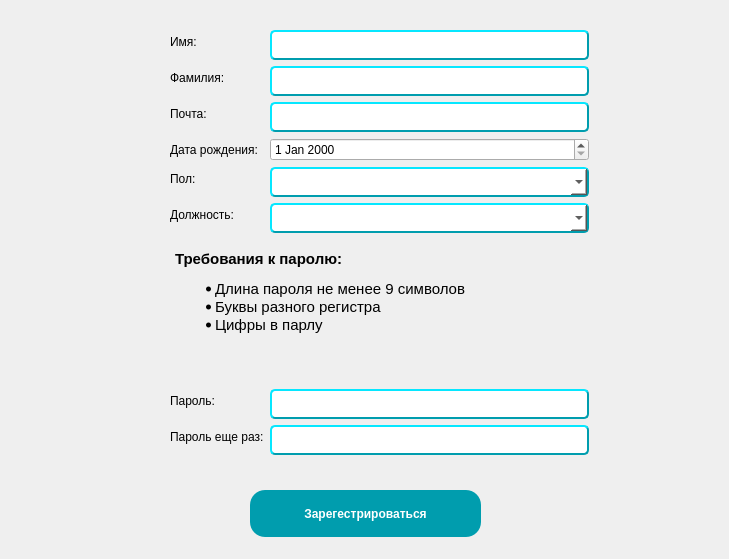
Qt form ui/create_account.ui (OCCCAS/Yandex) before a commit.
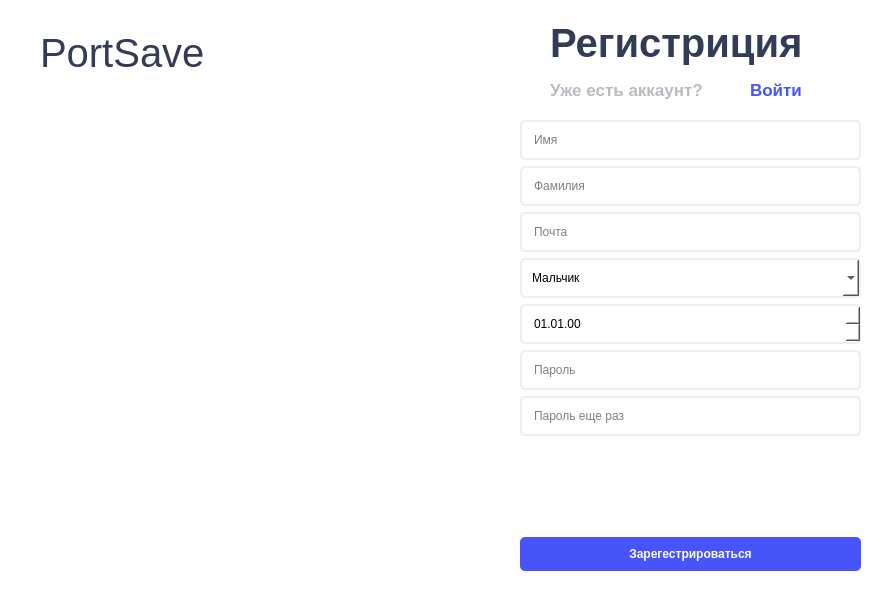
The same form after that commit. Icons and pictures are not drawn.

Commit message: build: style changes

Diff of the .ui file:
```diff
--- a/ui/create_account.ui
+++ b/ui/create_account.ui
@@ -6,159 +6,152 @@
    <rect>
     <x>0</x>
     <y>0</y>
-    <width>729</width>
-    <height>559</height>
+    <width>887</width>
+    <height>599</height>
    </rect>
   </property>
+  <property name="font">
+   <font>
+    <weight>50</weight>
+    <bold>false</bold>
+   </font>
+  </property>
   <property name="windowTitle">
    <string>Form</string>
   </property>
   <property name="autoFillBackground">
-   <bool>true</bool>
+   <bool>false</bool>
   </property>
   <property name="styleSheet">
-   <string notr="true">backgound: white;</string>
+   <string notr="true">background-color: white;</string>
   </property>
-  <widget class="QPushButton" name="btn_create_account">
+  <widget class="QWidget" name="verticalLayoutWidget">
    <property name="geometry">
     <rect>
-     <x>250</x>
-     <y>490</y>
-     <width>231</width>
-     <height>47</height>
+     <x>520</x>
+     <y>120</y>
+     <width>341</width>
+     <height>451</height>
     </rect>
    </property>
-   <property name="font">
-    <font>
-     <weight>75</weight>
-     <bold>true</bold>
-    </font>
-   </property>
-   <property name="styleSheet">
-    <string notr="true">padding: 10px 10px;
-background-color: #009dae;
-border-width: 2px;
-border-radius: 15px;
-color: white;
-</string>
-   </property>
-   <property name="text">
-    <string>Зарегестрироваться</string>
-   </property>
-  </widget>
-  <widget class="QLabel" name="lbl_error">
-   <property name="geometry">
-    <rect>
-     <x>40</x>
-     <y>440</y>
-     <width>421</width>
-     <height>21</height>
-    </rect>
-   </property>
-   <property name="styleSheet">
-    <string notr="true">color: red;</string>
-   </property>
-   <property name="text">
-    <string/>
-   </property>
-  </widget>
-  <widget class="QWidget" name="">
-   <property name="geometry">
-    <rect>
-     <x>170</x>
-     <y>30</y>
-     <width>419</width>
-     <height>425</height>
-    </rect>
-   </property>
-   <layout class="QFormLayout" name="formLayout">
-    <item row="0" column="1">
+   <layout class="QVBoxLayout" name="verticalLayout">
+    <item>
      <widget class="QLineEdit" name="edit_name">
       <property name="styleSheet">
        <string notr="true">background-color: #ffffff;
-border-width: 2px;
 border-radius: 5px;
 color: black;
-padding: 5px 5px;
-border-color: #009dae;
-border-width: 2px;
-border-style: outset;
+padding: 10px;
+border: 2px solid #eeeeee;
+
 </string>
       </property>
-     </widget>
-    </item>
-    <item row="1" column="0">
-     <widget class="QLabel" name="label_5">
-      <property name="text">
-       <string>Фамилия:</string>
+      <property name="placeholderText">
+       <string>Имя</string>
       </property>
      </widget>
     </item>
-    <item row="1" column="1">
+    <item>
      <widget class="QLineEdit" name="edit_surname">
       <property name="styleSheet">
        <string notr="true">background-color: #ffffff;
-border-width: 2px;
 border-radius: 5px;
 color: black;
-padding: 5px 5px;
-border-color: #009dae;
-border-width: 2px;
-border-style: outset;
+padding: 10px;
+border: 2px solid #eeeeee;
+
 </string>
       </property>
-     </widget>
-    </item>
-    <item row="2" column="0">
-     <widget class="QLabel" name="label_4">
-      <property name="text">
-       <string>Почта:</string>
+      <property name="placeholderText">
+       <string>Фамилия</string>
       </property>
      </widget>
     </item>
-    <item row="2" column="1">
+    <item>
      <widget class="QLineEdit" name="edit_email">
       <property name="styleSheet">
        <string notr="true">background-color: #ffffff;
-border-width: 2px;
 border-radius: 5px;
 color: black;
-padding: 5px 5px;
-border-color: #009dae;
-border-width: 2px;
-border-style: outset;
+padding: 10px;
+border: 2px solid #eeeeee;
+
 </string>
       </property>
+      <property name="placeholderText">
+       <string>Почта</string>
+      </property>
      </widget>
     </item>
-    <item row="3" column="0">
-     <widget class="QLabel" name="label_6">
-      <property name="text">
-       <string>Дата рождения:</string>
+    <item>
+     <widget class="QComboBox" name="cmb_gender">
+      <property name="styleSheet">
+       <string notr="true">background-color: #ffffff;
+border-radius: 5px;
+color: black;
+padding: 10px;
+border: 2px solid #eeeeee;
+
+</string>
       </property>
+      <property name="locale">
+       <locale language="Russian" country="Russia"/>
+      </property>
+      <property name="editable">
+       <bool>false</bool>
+      </property>
+      <property name="insertPolicy">
+       <enum>QComboBox::InsertAtTop</enum>
+      </property>
+      <property name="iconSize">
+       <size>
+        <width>16</width>
+        <height>16</height>
+       </size>
+      </property>
+      <property name="duplicatesEnabled">
+       <bool>false</bool>
+      </property>
+      <property name="frame">
+       <bool>true</bool>
+      </property>
+      <item>
+       <property name="text">
+        <string>Мальчик</string>
+       </property>
+      </item>
+      <item>
+       <property name="text">
+        <string>Девочка</string>
+       </property>
+      </item>
      </widget>
     </item>
-    <item row="3" column="1">
+    <item>
      <widget class="QDateEdit" name="dtchoice_birthday">
+      <property name="font">
+       <font>
+        <kerning>false</kerning>
+       </font>
+      </property>
       <property name="styleSheet">
        <string notr="true">background-color: #ffffff;
-border-width: 2px;
 border-radius: 5px;
 color: black;
-padding: 5px 5px;
-border-color: #009dae;
-border-width: 2px;
-border-style: outset;
-QComboBox QAbstractItemView {
-  color: rgb(85, 170, 255);	
-  background-color: #373e4e;
-  padding: 10px;
-  selection-background-color: rgb(39, 44, 54);
-}</string>
+padding: 10px;
+border: 2px solid #eeeeee;
+
+</string>
+      </property>
+      <property name="alignment">
+       <set>Qt::AlignLeading|Qt::AlignLeft|Qt::AlignVCenter</set>
       </property>
       <property name="currentSection">
        <enum>QDateTimeEdit::DaySection</enum>
       </property>
+      <property name="displayFormat">
+       <string>dd.MM.yy</string>
+      </property>
       <property name="calendarPopup">
        <bool>false</bool>
       </property>
@@ -170,158 +163,202 @@
       </property>
      </widget>
     </item>
-    <item row="4" column="0">
-     <widget class="QLabel" name="label_7">
-      <property name="text">
-       <string>Пол:</string>
-      </property>
-     </widget>
-    </item>
-    <item row="4" column="1">
-     <widget class="QComboBox" name="cmb_gender">
-      <property name="styleSheet">
-       <string notr="true">background-color: #ffffff;
-border-width: 2px;
-border-radius: 5px;
-color: black;
-padding: 5px 5px;
-border-color: #009dae;
-border-width: 2px;
-border-style: outset;
-</string>
-      </property>
-      <property name="locale">
-       <locale language="Russian" country="Russia"/>
-      </property>
-      <property name="currentText">
-       <string/>
-      </property>
-     </widget>
-    </item>
-    <item row="5" column="0">
-     <widget class="QLabel" name="label_8">
-      <property name="text">
-       <string>Должность:</string>
-      </property>
-     </widget>
-    </item>
-    <item row="5" column="1">
-     <widget class="QComboBox" name="cmb_post">
-      <property name="styleSheet">
-       <string notr="true">background-color: #ffffff;
-border-width: 2px;
-border-radius: 5px;
-color: black;
-padding: 5px 5px;
-border-color: #009dae;
-border-width: 2px;
-border-style: outset;
-</string>
-      </property>
-     </widget>
-    </item>
-    <item row="7" column="0">
-     <spacer name="verticalSpacer_2">
-      <property name="orientation">
-       <enum>Qt::Vertical</enum>
-      </property>
-      <property name="sizeHint" stdset="0">
-       <size>
-        <width>20</width>
-        <height>40</height>
-       </size>
-      </property>
-     </spacer>
-    </item>
-    <item row="8" column="0" colspan="2">
-     <widget class="QTextBrowser" name="textBrowser">
-      <property name="styleSheet">
-       <string notr="true">background-color: rgba(0, 0, 0, 0);</string>
-      </property>
-      <property name="html">
-       <string>&lt;!DOCTYPE HTML PUBLIC &quot;-//W3C//DTD HTML 4.0//EN&quot; &quot;http://www.w3.org/TR/REC-html40/strict.dtd&quot;&gt;
-&lt;html&gt;&lt;head&gt;&lt;meta name=&quot;qrichtext&quot; content=&quot;1&quot; /&gt;&lt;style type=&quot;text/css&quot;&gt;
-p, li { white-space: pre-wrap; }
-&lt;/style&gt;&lt;/head&gt;&lt;body style=&quot; font-family:'Ubuntu'; font-size:11pt; font-weight:400; font-style:normal;&quot;&gt;
-&lt;p style=&quot; margin-top:0px; margin-bottom:0px; margin-left:0px; margin-right:0px; -qt-block-indent:0; text-indent:0px;&quot;&gt;&lt;span style=&quot; font-weight:600;&quot;&gt;Требования к паролю:&lt;/span&gt;&lt;/p&gt;
-&lt;ul style=&quot;margin-top: 0px; margin-bottom: 0px; margin-left: 0px; margin-right: 0px; -qt-list-indent: 1;&quot;&gt;&lt;li style=&quot; margin-top:12px; margin-bottom:0px; margin-left:0px; margin-right:0px; -qt-block-indent:0; text-indent:0px;&quot;&gt;Длина пароля не менее 9 символов&lt;/li&gt;
-&lt;li style=&quot; margin-top:0px; margin-bottom:0px; margin-left:0px; margin-right:0px; -qt-block-indent:0; text-indent:0px;&quot;&gt;Буквы разного регистра&lt;/li&gt;
-&lt;li style=&quot; margin-top:0px; margin-bottom:0px; margin-left:0px; margin-right:0px; -qt-block-indent:0; text-indent:0px;&quot;&gt;Цифры в парлу&lt;/li&gt;&lt;/ul&gt;&lt;/body&gt;&lt;/html&gt;</string>
-      </property>
-     </widget>
-    </item>
-    <item row="9" column="1">
-     <spacer name="verticalSpacer_3">
-      <property name="orientation">
-       <enum>Qt::Vertical</enum>
-      </property>
-      <property name="sizeHint" stdset="0">
-       <size>
-        <width>20</width>
-        <height>40</height>
-       </size>
-      </property>
-     </spacer>
-    </item>
-    <item row="10" column="0">
-     <widget class="QLabel" name="label_3">
-      <property name="text">
-       <string>Пароль:</string>
-      </property>
-     </widget>
-    </item>
-    <item row="10" column="1">
+    <item>
      <widget class="QLineEdit" name="edit_password">
       <property name="styleSheet">
        <string notr="true">background-color: #ffffff;
-border-width: 2px;
 border-radius: 5px;
 color: black;
-padding: 5px 5px;
-border-color: #009dae;
-border-width: 2px;
-border-style: outset;
+padding: 10px;
+border: 2px solid #eeeeee;
+
 </string>
       </property>
       <property name="echoMode">
        <enum>QLineEdit::Password</enum>
       </property>
-     </widget>
-    </item>
-    <item row="11" column="0">
-     <widget class="QLabel" name="label_2">
-      <property name="text">
-       <string>Пароль еще раз:</string>
+      <property name="placeholderText">
+       <string>Пароль</string>
       </property>
      </widget>
     </item>
-    <item row="11" column="1">
+    <item>
      <widget class="QLineEdit" name="edit_password_again">
       <property name="styleSheet">
        <string notr="true">background-color: #ffffff;
-border-width: 2px;
 border-radius: 5px;
 color: black;
-padding: 5px 5px;
-border-color: #009dae;
-border-width: 2px;
-border-style: outset;
+padding: 10px;
+border: 2px solid #eeeeee;
+
 </string>
       </property>
       <property name="echoMode">
        <enum>QLineEdit::Password</enum>
       </property>
+      <property name="placeholderText">
+       <string>Пароль еще раз</string>
+      </property>
      </widget>
     </item>
-    <item row="0" column="0">
-     <widget class="QLabel" name="label">
+    <item>
+     <widget class="QLabel" name="lbl_error">
+      <property name="styleSheet">
+       <string notr="true">color: red;</string>
+      </property>
       <property name="text">
-       <string>Имя:</string>
+       <string/>
+      </property>
+     </widget>
+    </item>
+    <item>
+     <widget class="QPushButton" name="btn_create_account">
+      <property name="font">
+       <font>
+        <weight>75</weight>
+        <bold>true</bold>
+       </font>
+      </property>
+      <property name="cursor">
+       <cursorShape>PointingHandCursor</cursorShape>
+      </property>
+      <property name="styleSheet">
+       <string notr="true">padding: 10px;
+background-color: #4654f9;
+border-width: 2px;
+border-radius: 5px;
+color: white;
+</string>
+      </property>
+      <property name="text">
+       <string>Зарегестрироваться</string>
       </property>
      </widget>
     </item>
    </layout>
   </widget>
+  <widget class="QLabel" name="label">
+   <property name="geometry">
+    <rect>
+     <x>40</x>
+     <y>150</y>
+     <width>450</width>
+     <height>330</height>
+    </rect>
+   </property>
+   <property name="maximumSize">
+    <size>
+     <width>450</width>
+     <height>700</height>
+    </size>
+   </property>
+   <property name="text">
+    <string/>
+   </property>
+   <property name="pixmap">
+    <pixmap>../images/reg-img.jpg</pixmap>
+   </property>
+   <property name="scaledContents">
+    <bool>true</bool>
+   </property>
+  </widget>
+  <widget class="QLabel" name="label_2">
+   <property name="geometry">
+    <rect>
+     <x>550</x>
+     <y>20</y>
+     <width>256</width>
+     <height>46</height>
+    </rect>
+   </property>
+   <property name="font">
+    <font>
+     <pointsize>30</pointsize>
+     <weight>75</weight>
+     <bold>true</bold>
+    </font>
+   </property>
+   <property name="styleSheet">
+    <string notr="true">color: #333c56;</string>
+   </property>
+   <property name="text">
+    <string>Регистриция</string>
+   </property>
+  </widget>
+  <widget class="QLabel" name="label_3">
+   <property name="geometry">
+    <rect>
+     <x>550</x>
+     <y>80</y>
+     <width>155</width>
+     <height>20</height>
+    </rect>
+   </property>
+   <property name="font">
+    <font>
+     <pointsize>13</pointsize>
+     <weight>75</weight>
+     <bold>true</bold>
+    </font>
+   </property>
+   <property name="styleSheet">
+    <string notr="true">color: #babac1;</string>
+   </property>
+   <property name="text">
+    <string>Уже есть аккаунт?</string>
+   </property>
+  </widget>
+  <widget class="QLabel" name="lbl_login">
+   <property name="geometry">
+    <rect>
+     <x>750</x>
+     <y>80</y>
+     <width>52</width>
+     <height>20</height>
+    </rect>
+   </property>
+   <property name="font">
+    <font>
+     <pointsize>13</pointsize>
+     <weight>75</weight>
+     <bold>true</bold>
+    </font>
+   </property>
+   <property name="cursor">
+    <cursorShape>PointingHandCursor</cursorShape>
+   </property>
+   <property name="styleSheet">
+    <string notr="true">color: #4654f9;</string>
+   </property>
+   <property name="text">
+    <string>Войти</string>
+   </property>
+  </widget>
+  <widget class="QLabel" name="label_4">
+   <property name="geometry">
+    <rect>
+     <x>40</x>
+     <y>30</y>
+     <width>175</width>
+     <height>46</height>
+    </rect>
+   </property>
+   <property name="font">
+    <font>
+     <pointsize>30</pointsize>
+     <weight>50</weight>
+     <italic>false</italic>
+     <bold>false</bold>
+     <kerning>false</kerning>
+    </font>
+   </property>
+   <property name="styleSheet">
+    <string notr="true">color: #333c56;</string>
+   </property>
+   <property name="text">
+    <string>PortSave</string>
+   </property>
+  </widget>
  </widget>
  <resources/>
  <connections/>
```
The commit also changes 1 other file.
